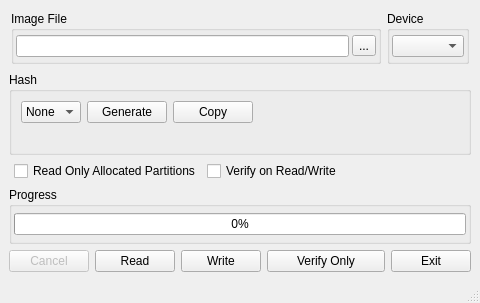
This is src/mainwindow.ui in anpho/win32diskimager-qt5 as Qt 5 draws it before an edit. The edited form follows.
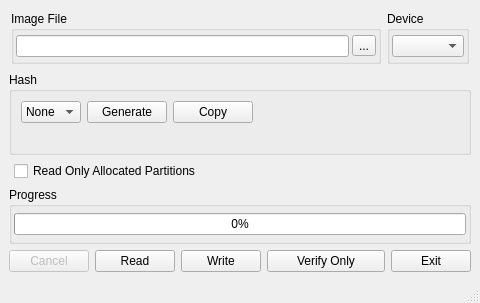
This is the edited form. Icons and pictures are not drawn. Custom widgets are drawn as their Qt base class.

Commit message: Finalize UI for next release.

The edit to the form file:
```diff
--- a/src/mainwindow.ui
+++ b/src/mainwindow.ui
@@ -247,19 +247,6 @@
         </property>
        </widget>
       </item>
-      <item>
-       <widget class="QCheckBox" name="VerifyCheckBox">
-        <property name="toolTip">
-         <string>Verify during Read/Write</string>
-        </property>
-        <property name="text">
-         <string>Verify on Read/Write</string>
-        </property>
-        <property name="tristate">
-         <bool>false</bool>
-        </property>
-       </widget>
-      </item>
       <item>
        <spacer name="horizontalSpacer_4">
         <property name="orientation">
```
